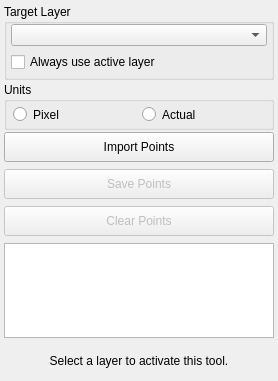
First picture: the form in src/Interface/ToolInterface/PointsSelectToolInterface.ui, repository allywarner/Seg3D, before the edit.
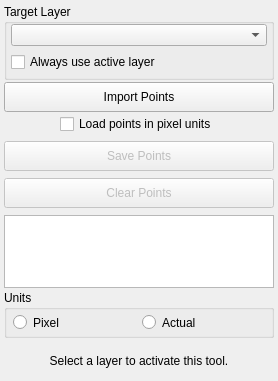
Second picture: the form after the edit. Custom widgets are drawn as their Qt base class.

Commit message: File read on GUI thread

What changed in the file:
```diff
--- a/src/Interface/ToolInterface/PointsSelectToolInterface.ui
+++ b/src/Interface/ToolInterface/PointsSelectToolInterface.ui
@@ -112,113 +112,6 @@
      </layout>
     </widget>
    </item>
-   <item>
-    <widget class="QGroupBox" name="units_groupbox_">
-     <property name="enabled">
-      <bool>true</bool>
-     </property>
-     <property name="sizePolicy">
-      <sizepolicy hsizetype="Preferred" vsizetype="Maximum">
-       <horstretch>0</horstretch>
-       <verstretch>0</verstretch>
-      </sizepolicy>
-     </property>
-     <property name="toolTip">
-      <string>Switch between pixel and world coordinates.</string>
-     </property>
-     <property name="title">
-      <string>Units</string>
-     </property>
-     <layout class="QHBoxLayout" name="horizontalLayout_5">
-      <property name="spacing">
-       <number>0</number>
-      </property>
-      <property name="leftMargin">
-       <number>4</number>
-      </property>
-      <property name="topMargin">
-       <number>0</number>
-      </property>
-      <property name="rightMargin">
-       <number>4</number>
-      </property>
-      <property name="bottomMargin">
-       <number>0</number>
-      </property>
-      <item>
-       <widget class="QWidget" name="rb_widget_" native="true">
-        <property name="sizePolicy">
-         <sizepolicy hsizetype="Preferred" vsizetype="Maximum">
-          <horstretch>0</horstretch>
-          <verstretch>0</verstretch>
-         </sizepolicy>
-        </property>
-        <property name="minimumSize">
-         <size>
-          <width>0</width>
-          <height>25</height>
-         </size>
-        </property>
-        <property name="maximumSize">
-         <size>
-          <width>16777215</width>
-          <height>30</height>
-         </size>
-        </property>
-        <layout class="QHBoxLayout" name="horizontalLayout_6">
-         <property name="spacing">
-          <number>4</number>
-         </property>
-         <property name="leftMargin">
-          <number>2</number>
-         </property>
-         <property name="topMargin">
-          <number>4</number>
-         </property>
-         <property name="rightMargin">
-          <number>0</number>
-         </property>
-         <property name="bottomMargin">
-          <number>4</number>
-         </property>
-         <item>
-          <widget class="QRadioButton" name="rb_index_">
-           <property name="enabled">
-            <bool>true</bool>
-           </property>
-           <property name="sizePolicy">
-            <sizepolicy hsizetype="Preferred" vsizetype="Maximum">
-             <horstretch>0</horstretch>
-             <verstretch>0</verstretch>
-            </sizepolicy>
-           </property>
-           <property name="text">
-            <string>Pixel</string>
-           </property>
-          </widget>
-         </item>
-         <item>
-          <widget class="QRadioButton" name="rb_world_">
-           <property name="enabled">
-            <bool>true</bool>
-           </property>
-           <property name="sizePolicy">
-            <sizepolicy hsizetype="Preferred" vsizetype="Maximum">
-             <horstretch>0</horstretch>
-             <verstretch>0</verstretch>
-            </sizepolicy>
-           </property>
-           <property name="text">
-            <string>Actual</string>
-           </property>
-          </widget>
-         </item>
-        </layout>
-       </widget>
-      </item>
-     </layout>
-    </widget>
-   </item>
    <item>
     <widget class="QPushButton" name="import_button_">
      <property name="minimumSize">
@@ -232,6 +125,16 @@
      </property>
     </widget>
    </item>
+   <item alignment="Qt::AlignHCenter">
+    <widget class="QCheckBox" name="checkBox">
+     <property name="layoutDirection">
+      <enum>Qt::LeftToRight</enum>
+     </property>
+     <property name="text">
+      <string>Load points in pixel units</string>
+     </property>
+    </widget>
+   </item>
    <item>
     <spacer name="verticalSpacer_4">
      <property name="orientation">
@@ -346,6 +249,113 @@
      </attribute>
     </widget>
    </item>
+   <item>
+    <widget class="QGroupBox" name="units_groupbox_">
+     <property name="enabled">
+      <bool>true</bool>
+     </property>
+     <property name="sizePolicy">
+      <sizepolicy hsizetype="Preferred" vsizetype="Maximum">
+       <horstretch>0</horstretch>
+       <verstretch>0</verstretch>
+      </sizepolicy>
+     </property>
+     <property name="toolTip">
+      <string>Switch between pixel and world coordinates.</string>
+     </property>
+     <property name="title">
+      <string>Units</string>
+     </property>
+     <layout class="QHBoxLayout" name="horizontalLayout_5">
+      <property name="spacing">
+       <number>0</number>
+      </property>
+      <property name="leftMargin">
+       <number>4</number>
+      </property>
+      <property name="topMargin">
+       <number>0</number>
+      </property>
+      <property name="rightMargin">
+       <number>4</number>
+      </property>
+      <property name="bottomMargin">
+       <number>0</number>
+      </property>
+      <item>
+       <widget class="QWidget" name="rb_widget_" native="true">
+        <property name="sizePolicy">
+         <sizepolicy hsizetype="Preferred" vsizetype="Maximum">
+          <horstretch>0</horstretch>
+          <verstretch>0</verstretch>
+         </sizepolicy>
+        </property>
+        <property name="minimumSize">
+         <size>
+          <width>0</width>
+          <height>25</height>
+         </size>
+        </property>
+        <property name="maximumSize">
+         <size>
+          <width>16777215</width>
+          <height>30</height>
+         </size>
+        </property>
+        <layout class="QHBoxLayout" name="horizontalLayout_6">
+         <property name="spacing">
+          <number>4</number>
+         </property>
+         <property name="leftMargin">
+          <number>2</number>
+         </property>
+         <property name="topMargin">
+          <number>4</number>
+         </property>
+         <property name="rightMargin">
+          <number>0</number>
+         </property>
+         <property name="bottomMargin">
+          <number>4</number>
+         </property>
+         <item>
+          <widget class="QRadioButton" name="rb_index_">
+           <property name="enabled">
+            <bool>true</bool>
+           </property>
+           <property name="sizePolicy">
+            <sizepolicy hsizetype="Preferred" vsizetype="Maximum">
+             <horstretch>0</horstretch>
+             <verstretch>0</verstretch>
+            </sizepolicy>
+           </property>
+           <property name="text">
+            <string>Pixel</string>
+           </property>
+          </widget>
+         </item>
+         <item>
+          <widget class="QRadioButton" name="rb_world_">
+           <property name="enabled">
+            <bool>true</bool>
+           </property>
+           <property name="sizePolicy">
+            <sizepolicy hsizetype="Preferred" vsizetype="Maximum">
+             <horstretch>0</horstretch>
+             <verstretch>0</verstretch>
+            </sizepolicy>
+           </property>
+           <property name="text">
+            <string>Actual</string>
+           </property>
+          </widget>
+         </item>
+        </layout>
+       </widget>
+      </item>
+     </layout>
+    </widget>
+   </item>
    <item>
     <spacer name="verticalSpacer_3">
      <property name="orientation">
```
Left out of the diff: 33 changed lines with no effect on the pictures. The commit also changes 5 other files.
